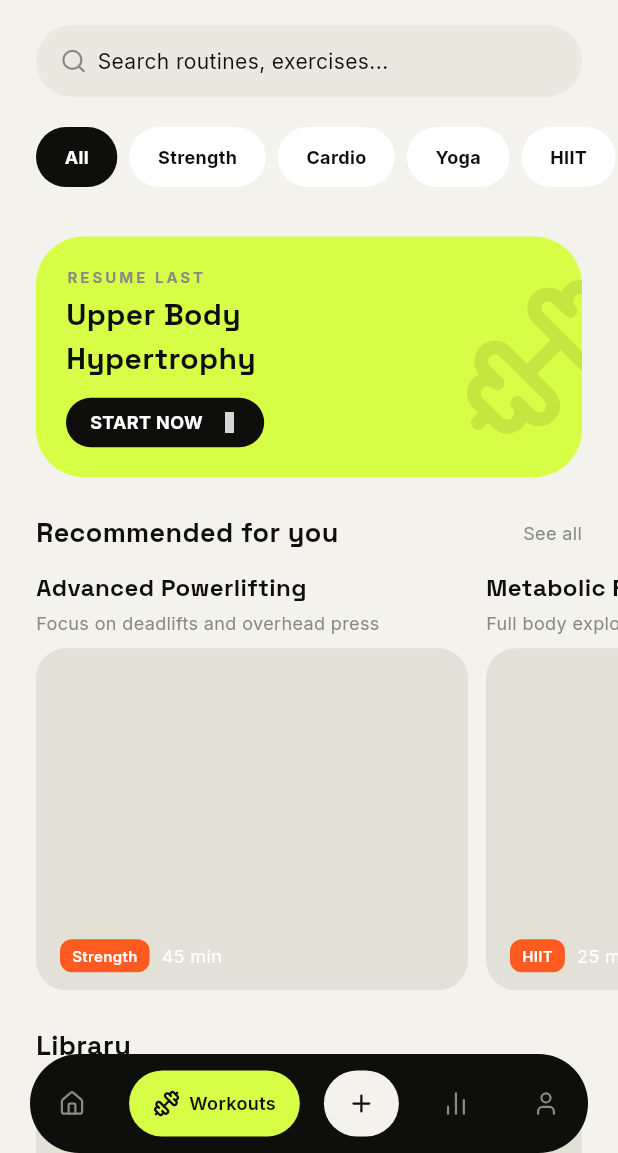
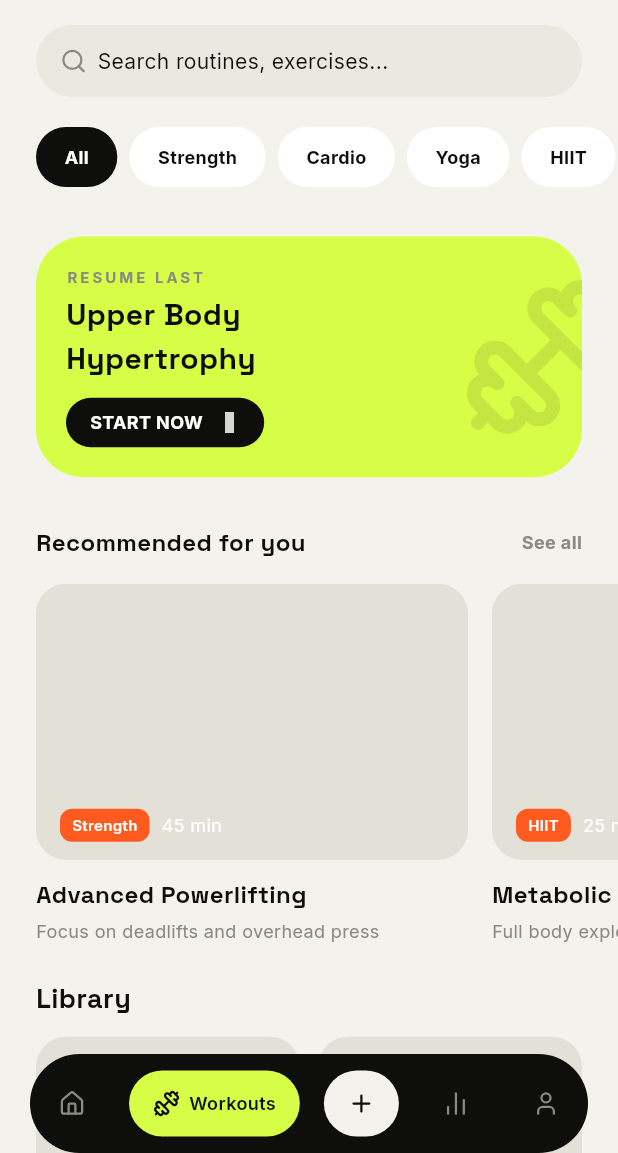
Before and after one commit to ashiq-dev-codes/droplet_flutter, a Flutter app: the screen it shows after launch, item 2 of the bottom bar chosen, on a phone screen of 412 x 824 dp, the part 83-1236 px from its top. Run offline on Flutter 3.47's test engine with Material 3 defaults, Android fonts, the phone set to English and light mode, and no system bars; our stand-ins replace device_preview, lucide_icons_flutter; grey boxes are pictures that could not be loaded.

Commit message:
feat: add recommended images and enhance layout in Workouts page for better UI presentation

```diff
--- a/lib/features/workouts/presentation/page/workouts_page.dart
+++ b/lib/features/workouts/presentation/page/workouts_page.dart
@@ -39,7 +39,7 @@ class WorkoutsPage extends StatelessWidget {
 
             // Resume
             _ResumeCard(),
-            SizedBox(height: 24),
+            SizedBox(height: 32),
 
             // Recommended
             _RecommendedSection(),
@@ -252,32 +252,32 @@ class _RecommendedSection extends StatelessWidget {
               const Text(
                 'Recommended for you',
                 style: TextStyle(
+                  fontSize: 16,
+                  fontWeight: FontWeight.bold,
+                  color: AppColors.textPrimary,
                   fontFamily: AppFont.spaceGrotesk,
-                  fontWeight: FontWeight.w700,
-                  fontSize: 18,
-                  color: AppColors.textPrimary,
                 ),
               ),
               const Text(
                 'See all',
                 style: TextStyle(
+                  fontSize: 12,
                   fontFamily: AppFont.inter,
-                  fontWeight: FontWeight.w400,
-                  fontSize: 12,
+                  fontWeight: FontWeight.w700,
                   color: AppColors.textSecondary,
                 ),
               ),
             ],
           ),
         ),
-        const SizedBox(height: 12),
+        const SizedBox(height: 16),
+
         SizedBox(
-          height: 280,
+          height: 240,
           child: ListView.separated(
             itemCount: 2,
             scrollDirection: Axis.horizontal,
             padding: EdgeInsets.symmetric(horizontal: 24),
-            separatorBuilder: (_, _) => const SizedBox(width: 12),
             itemBuilder: (_, i) {
               final titles = ['Advanced Powerlifting', 'Metabolic Fire'];
               final subs = [
@@ -286,31 +286,12 @@ class _RecommendedSection extends StatelessWidget {
               ];
               final tags = ['Strength', 'HIIT'];
               final times = ['45 min', '25 min'];
+
               return SizedBox(
                 width: 288,
                 child: Column(
                   crossAxisAlignment: CrossAxisAlignment.start,
                   children: [
-                    Text(
-                      titles[i],
-                      style: const TextStyle(
-                        fontFamily: AppFont.spaceGrotesk,
-                        fontWeight: FontWeight.w700,
-                        fontSize: 16,
-                        color: AppColors.textPrimary,
-                      ),
-                    ),
-                    const SizedBox(height: 4),
-                    Text(
-                      subs[i],
-                      style: const TextStyle(
-                        fontFamily: AppFont.inter,
-                        fontWeight: FontWeight.w400,
-                        fontSize: 12,
-                        color: AppColors.textSecondary,
-                      ),
-                    ),
-                    const SizedBox(height: 8),
                     Expanded(
                       child: Container(
                         width: 288,
@@ -343,10 +324,31 @@ class _RecommendedSection extends StatelessWidget {
                         ),
                       ),
                     ),
+                    SizedBox(height: 12),
+                    Text(
+                      titles[i],
+                      style: const TextStyle(
+                        fontSize: 16,
+                        fontWeight: FontWeight.bold,
+                        color: AppColors.textPrimary,
+                        fontFamily: AppFont.spaceGrotesk,
+                      ),
+                    ),
+                    const SizedBox(height: 4),
+                    Text(
+                      subs[i],
+                      style: const TextStyle(
+                        fontSize: 12,
+                        fontFamily: AppFont.inter,
+                        fontWeight: FontWeight.w400,
+                        color: AppColors.textSecondary,
+                      ),
+                    ),
                   ],
                 ),
               );
             },
+            separatorBuilder: (_, _) => const SizedBox(width: 16),
           ),
         ),
       ],
```
Also changed, not shown: assets/images/recommended_img_1.png (added), assets/images/recommended_img_2.png (added).
